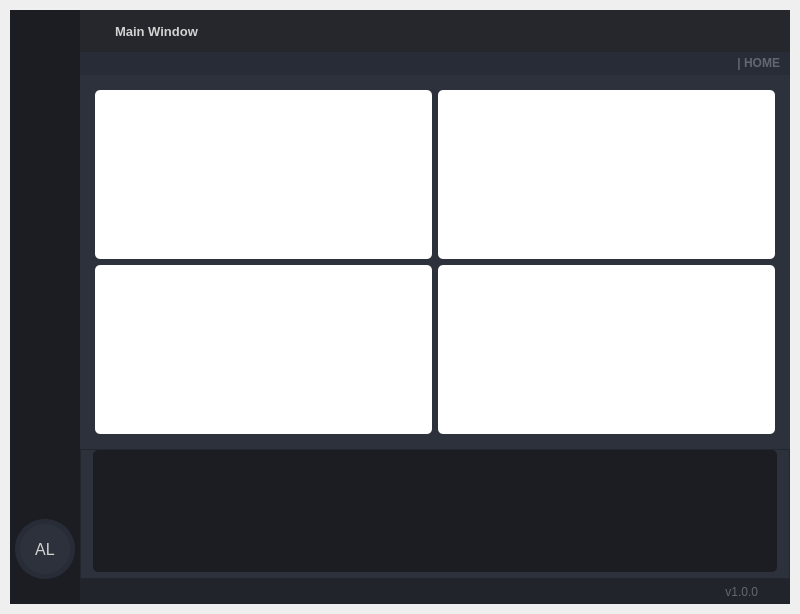
This is visuals/mainWindow.ui in dariolggomez/NET-Simulator as Qt 5 draws it before an edit. The edited form follows.
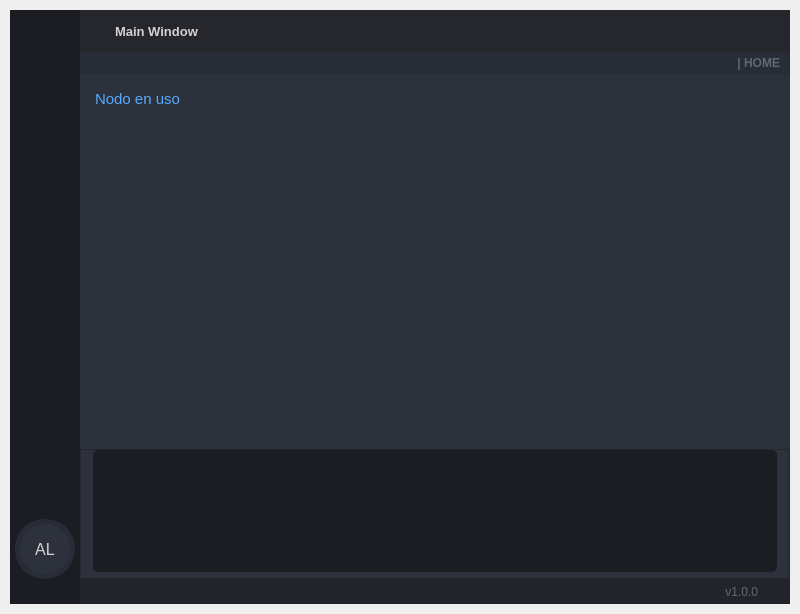
This is the edited form. The open tabs and pages were chosen to show the change. Icons and pictures are not drawn.

Commit message: use net node method

What changed in the file:
```diff
--- a/visuals/mainWindow.ui
+++ b/visuals/mainWindow.ui
@@ -1113,86 +1113,81 @@
                       <property name="frameShadow">
                        <enum>QFrame::Raised</enum>
                       </property>
-                      <layout class="QGridLayout" name="gridLayout_3">
-                       <item row="0" column="0">
-                        <widget class="QFrame" name="frame_5">
-                         <property name="styleSheet">
-                          <string notr="true">background-color: rgb(255, 255, 255);
-border-color: rgb(47, 47, 47);
-border-radius: 5px</string>
-                         </property>
+                      <layout class="QVBoxLayout" name="verticalLayout">
+                       <property name="spacing">
+                        <number>8</number>
+                       </property>
+                       <item>
+                        <widget class="QFrame" name="content_information">
                          <property name="frameShape">
-                          <enum>QFrame::StyledPanel</enum>
+                          <enum>QFrame::NoFrame</enum>
                          </property>
                          <property name="frameShadow">
                           <enum>QFrame::Raised</enum>
                          </property>
-                         <layout class="QVBoxLayout" name="verticalLayout_17">
+                         <layout class="QHBoxLayout" name="horizontalLayout_11">
+                          <property name="leftMargin">
+                           <number>0</number>
+                          </property>
+                          <property name="topMargin">
+                           <number>0</number>
+                          </property>
+                          <property name="rightMargin">
+                           <number>0</number>
+                          </property>
+                          <property name="bottomMargin">
+                           <number>0</number>
+                          </property>
                           <item>
-                           <layout class="QVBoxLayout" name="chartLayout1"/>
+                           <widget class="QLabel" name="net_node_in_use">
+                            <property name="maximumSize">
+                             <size>
+                              <width>130</width>
+                              <height>16777215</height>
+                             </size>
+                            </property>
+                            <property name="font">
+                             <font>
+                              <pointsize>11</pointsize>
+                              <weight>50</weight>
+                              <bold>false</bold>
+                             </font>
+                            </property>
+                            <property name="text">
+                             <string>Nodo en uso</string>
+                            </property>
+                           </widget>
                           </item>
-                         </layout>
-                        </widget>
-                       </item>
-                       <item row="0" column="1">
-                        <widget class="QFrame" name="frame_6">
-                         <property name="styleSheet">
-                          <string notr="true">background-color: rgb(255, 255, 255);
-border-color: rgb(47, 47, 47);
-border-radius: 5px 5px</string>
-                         </property>
-                         <property name="frameShape">
-                          <enum>QFrame::StyledPanel</enum>
-                         </property>
-                         <property name="frameShadow">
-                          <enum>QFrame::Raised</enum>
-                         </property>
-                         <layout class="QVBoxLayout" name="verticalLayout_18">
                           <item>
-                           <layout class="QVBoxLayout" name="chartLayout2"/>
+                           <widget class="QLabel" name="current_net_node">
+                            <property name="font">
+                             <font>
+                              <pointsize>11</pointsize>
+                             </font>
+                            </property>
+                            <property name="styleSheet">
+                             <string notr="true"/>
+                            </property>
+                            <property name="text">
+                             <string/>
+                            </property>
+                           </widget>
                           </item>
                          </layout>
                         </widget>
                        </item>
-                       <item row="1" column="0">
-                        <widget class="QFrame" name="frame_7">
-                         <property name="styleSheet">
-                          <string notr="true">background-color: rgb(255, 255, 255);
-border-color: rgb(47, 47, 47);
-border-radius: 5px 5px</string>
+                       <item>
+                        <spacer name="verticalSpacer_4">
+                         <property name="orientation">
+                          <enum>Qt::Vertical</enum>
                          </property>
-                         <property name="frameShape">
-                          <enum>QFrame::StyledPanel</enum>
+                         <property name="sizeHint" stdset="0">
+                          <size>
+                           <width>20</width>
+                           <height>303</height>
+                          </size>
                          </property>
-                         <property name="frameShadow">
-                          <enum>QFrame::Raised</enum>
-                         </property>
-                         <layout class="QVBoxLayout" name="verticalLayout_19">
-                          <item>
-                           <layout class="QVBoxLayout" name="chartLayout3"/>
-                          </item>
-                         </layout>
-                        </widget>
-                       </item>
-                       <item row="1" column="1">
-                        <widget class="QFrame" name="frame_8">
-                         <property name="styleSheet">
-                          <string notr="true">background-color: rgb(255, 255, 255);
-border-color: rgb(47, 47, 47);
-border-radius: 5px 5px</string>
-                         </property>
-                         <property name="frameShape">
-                          <enum>QFrame::StyledPanel</enum>
-                         </property>
-                         <property name="frameShadow">
-                          <enum>QFrame::Raised</enum>
-                         </property>
-                         <layout class="QVBoxLayout" name="verticalLayout_20">
-                          <item>
-                           <layout class="QVBoxLayout" name="chartLayout4"/>
-                          </item>
-                         </layout>
-                        </widget>
+                        </spacer>
                        </item>
                       </layout>
                      </widget>
```
Left out of the diff: 4 changed lines with no effect on the pictures. The commit also changes 3 other files.
